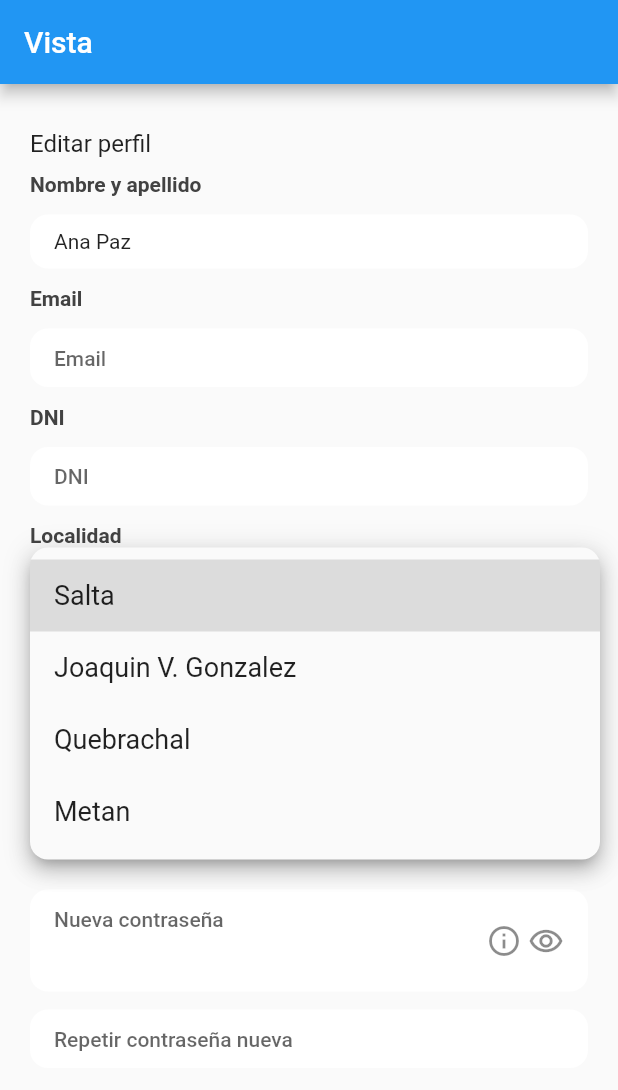
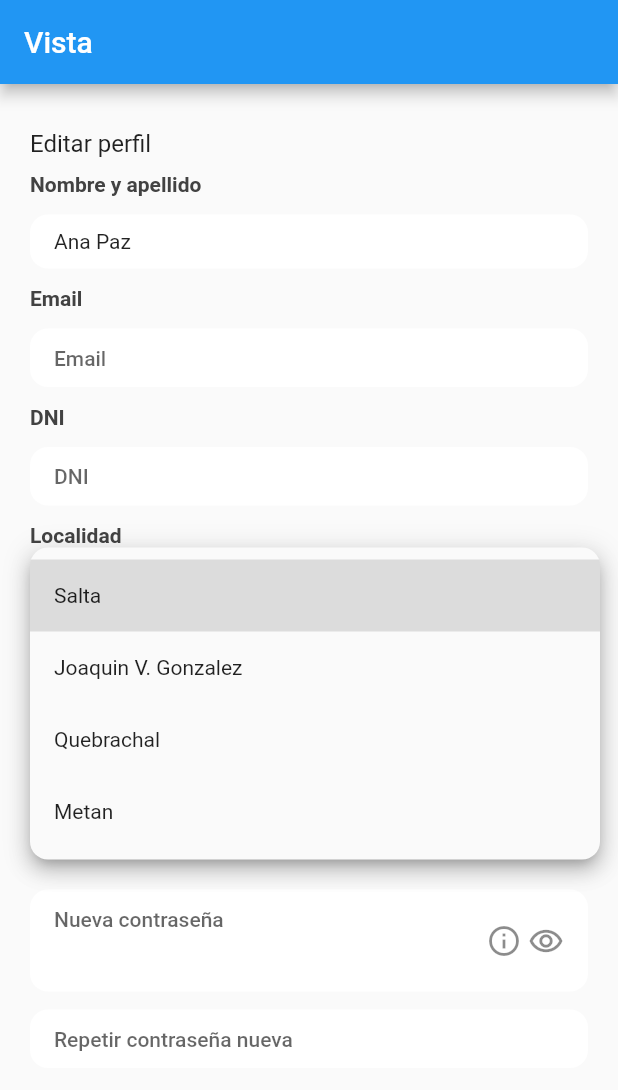
Before and after one commit to leopazgerez/perfildeusuario, a Flutter app: the screen it shows after launch, after a tap on "Salta", on a phone screen of 412 x 824 dp. Shown: the top 1090 px of the screen. Run offline on Flutter 3.47's test engine with Material 2 defaults, Android fonts, the phone set to English and light mode, and no system bars.

Commit message:
Update user_profile.dart

```diff
--- a/lib/src/ui/pagecomponent/user_profile.dart
+++ b/lib/src/ui/pagecomponent/user_profile.dart
@@ -17,6 +17,7 @@ class _UserProfileState extends State<UserProfile> {
   TextEditingController nameAndSurnameController = TextEditingController();
   TextEditingController emailController = TextEditingController();
   TextEditingController dniController = TextEditingController();
+  String dropdownValue = 'Salta';
   List<String> locationList = [
     'Salta',
     'Joaquin V. Gonzalez',
@@ -26,7 +27,7 @@ class _UserProfileState extends State<UserProfile> {
   @override
   Widget build(BuildContext context) {
     GlobalKey<FormState> formKey = GlobalKey<FormState>();
-    String dropdownValue = 'Salta';
+
     return Form(
       key: formKey,
       child: Padding(
@@ -136,7 +137,7 @@ class _UserProfileState extends State<UserProfile> {
                       padding: EdgeInsets.zero,
                       child: Text(
                         value,
-                        style: const TextStyle(fontSize: 18),
+                        style: const TextStyle(fontSize: 14),
                       ),
                     ),
                   );
```
